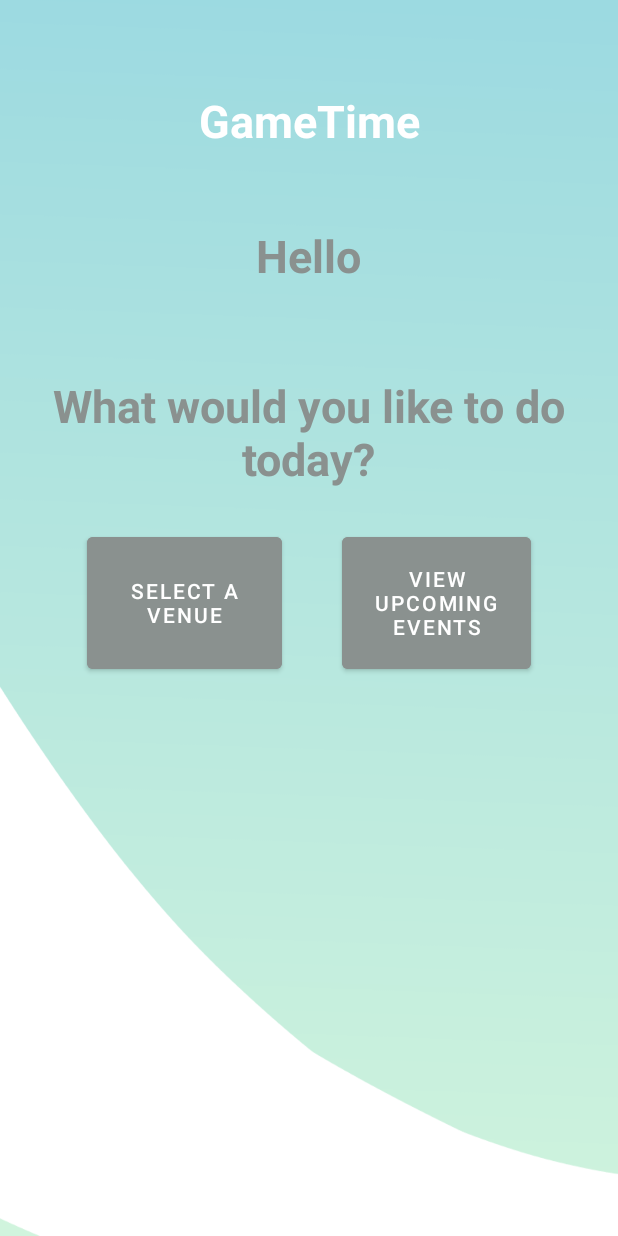
After one commit to CodeMakesMeHowell/GameTime, an Android app: the SelectionActivity screen opened directly, with no data from a screen before it, on a phone screen of 412 x 824 dp. The commit adds this screen. Run offline under Robolectric (Android 15) with nearby library versions, the phone set to English and light mode, and no system bars.

Commit message:
Added selection activity and variables for user's name and username

```diff
--- a/app/src/main/AndroidManifest.xml
+++ b/app/src/main/AndroidManifest.xml
@@ -14,9 +14,11 @@
         android:theme="@style/Theme.GameTime"
         tools:targetApi="31">
         <activity
+            android:name=".SelectionActivity"
+            android:exported="false" />
+        <activity
             android:name=".SignUpActivity"
-            android:exported="false" >
-        </activity>
+            android:exported="false" />
         <activity
             android:name=".MainActivity"
             android:exported="true">
--- a/app/src/main/java/com/example/gametime/MainActivity.java
+++ b/app/src/main/java/com/example/gametime/MainActivity.java
@@ -5,6 +5,7 @@ import androidx.appcompat.app.AppCompatActivity;
 
 import android.content.Intent;
 import android.os.Bundle;
+import android.os.Parcelable;
 import android.text.TextUtils;
 import android.util.Log;
 import android.view.View;
@@ -12,6 +13,8 @@ import android.widget.Button;
 import android.widget.TextView;
 import android.widget.Toast;
 
+import com.example.gametime.model.Event;
+import com.example.gametime.model.User;
 import com.google.android.material.button.MaterialButton;
 import com.google.firebase.database.DataSnapshot;
 import com.google.firebase.database.DatabaseError;
@@ -19,9 +22,14 @@ import com.google.firebase.database.DatabaseReference;
 import com.google.firebase.database.FirebaseDatabase;
 import com.google.firebase.database.ValueEventListener;
 
+import java.util.ArrayList;
+
 public class MainActivity extends AppCompatActivity {
 
     DatabaseReference ref = FirebaseDatabase.getInstance().getReferenceFromUrl("https://gametime-4360d-default-rtdb.firebaseio.com/");
+    protected static String usernameTxt;
+    protected static String nameTxt;
+
     @Override
     protected void onCreate(Bundle savedInstanceState) {
         super.onCreate(savedInstanceState);
@@ -48,8 +56,8 @@ public class MainActivity extends AppCompatActivity {
         loginBtn.setOnClickListener(new View.OnClickListener() {
             @Override
             public void onClick(View v) {
-                String usernameTxt = username.getText().toString();
                 String passwordTxt = password.getText().toString();
+                usernameTxt = username.getText().toString();
 
                 //checks if username is empty
                 if (TextUtils.isEmpty(usernameTxt)){
@@ -74,7 +82,12 @@ public class MainActivity extends AppCompatActivity {
                                 String getPassword = dataSnapshot.child("customer").child(usernameTxt).child("password").getValue(String.class);
 
                                 if(getPassword.equals(passwordTxt)){
-                                    Toast.makeText(MainActivity.this, "Login Successful", Toast.LENGTH_SHORT).show();
+                                    nameTxt =  dataSnapshot.child("customer").child(usernameTxt).child("name").getValue(String.class);
+
+                                    Intent intent = new Intent(MainActivity.this, SelectionActivity.class);
+                                    startActivity(intent);
+                                    finish();
+
                                 } else  {
                                     Toast.makeText(MainActivity.this, "Wrong Password", Toast.LENGTH_SHORT).show();
                                 }
@@ -83,7 +96,11 @@ public class MainActivity extends AppCompatActivity {
                                 String getPassword = dataSnapshot.child("admin").child(usernameTxt).child("password").getValue(String.class);
 
                                 if(getPassword.equals(passwordTxt)){
-                                    Toast.makeText(MainActivity.this, "Logged in as Admin", Toast.LENGTH_SHORT).show();
+                                    nameTxt =  dataSnapshot.child("admin").child(usernameTxt).child("name").getValue(String.class);
+
+                                    Intent intent = new Intent(MainActivity.this, SelectionActivity.class);
+                                    startActivity(intent);
+                                    finish();
                                 } else  {
                                     Toast.makeText(MainActivity.this, "Wrong Password", Toast.LENGTH_SHORT).show();
                                 }
@@ -92,6 +109,7 @@ public class MainActivity extends AppCompatActivity {
                               }
                         }
 
+                        //static user
                         @Override
                         public void onCancelled(@NonNull DatabaseError databaseError) {
 
--- /dev/null
+++ b/app/src/main/java/com/example/gametime/SelectionActivity.java
@@ -0,0 +1,17 @@
+package com.example.gametime;
+
+import androidx.appcompat.app.AppCompatActivity;
+
+import android.os.Bundle;
+import android.widget.TextView;
+
+public class SelectionActivity extends AppCompatActivity {
+    @Override
+    protected void onCreate(Bundle savedInstanceState) {
+        super.onCreate(savedInstanceState);
+        setContentView(R.layout.activity_selection);
+
+        TextView displayName = (TextView) findViewById(R.id.nameOfUser);
+        displayName.setText(MainActivity.nameTxt);
+    }
+}
--- /dev/null
+++ b/app/src/main/res/layout/activity_selection.xml
@@ -0,0 +1,90 @@
+<?xml version="1.0" encoding="utf-8"?>
+<RelativeLayout xmlns:android="http://schemas.android.com/apk/res/android"
+    xmlns:tools="http://schemas.android.com/tools"
+    android:layout_width="match_parent"
+    android:layout_height="match_parent"
+    android:background="@drawable/background"
+    tools:context=".MainActivity">
+    <TextView
+        android:layout_width="match_parent"
+        android:layout_height="wrap_content"
+        android:text="@string/app_name"
+        android:id="@+id/welcome"
+        android:textColor="@color/white"
+        android:textSize="30sp"
+        android:textStyle="bold"
+        android:layout_marginTop="60dp"
+        android:layout_marginStart="50dp"
+        android:layout_marginEnd="50dp"
+        android:layout_marginBottom="70dp"
+        android:gravity="center"/>
+
+    <TextView
+        android:id="@+id/helloTxt"
+        android:layout_width="wrap_content"
+        android:layout_height="wrap_content"
+        android:layout_marginStart="60dp"
+        android:layout_marginTop="150dp"
+        android:gravity="center"
+        android:layout_centerHorizontal="true"
+        android:text="Hello"
+        android:textColor="#8A918F"
+        android:textSize="30sp"
+        android:textStyle="bold" />
+
+    <TextView
+        android:id="@+id/nameOfUser"
+        android:layout_width="wrap_content"
+        android:layout_height="wrap_content"
+        android:layout_marginStart="60dp"
+        android:layout_centerHorizontal="true"
+        android:layout_marginTop="180dp"
+        android:gravity="center"
+        android:text="User"
+        android:textColor="#8A918F"
+        android:textSize="30sp"
+        android:textStyle="bold" />
+
+    <TextView
+        android:id="@+id/selectionTxt"
+        android:layout_width="match_parent"
+        android:layout_height="wrap_content"
+        android:layout_centerHorizontal="true"
+        android:layout_marginStart="30dp"
+        android:layout_marginTop="250dp"
+        android:gravity="center"
+        android:text="What would you like to do today?"
+        android:textColor="#8A918F"
+        android:textSize="30sp"
+        android:textStyle="bold" />
+
+    <Button
+        android:id="@+id/venueButton"
+        android:layout_width="130dp"
+        android:layout_height="100dp"
+        android:layout_alignParentStart="true"
+        android:layout_alignParentTop="true"
+        android:layout_centerVertical="true"
+        android:layout_marginStart="58dp"
+        android:layout_marginTop="352dp"
+        android:backgroundTint="#8A918F"
+        android:text="@string/select_a_venue" />
+
+    <Button
+        android:id="@+id/upcomingEventsButton"
+        android:layout_width="130dp"
+        android:layout_height="100dp"
+        android:layout_below="@id/selectionTxt"
+        android:layout_alignTop="@+id/venueButton"
+        android:layout_alignBottom="@+id/venueButton"
+        android:layout_alignParentEnd="true"
+        android:layout_centerVertical="true"
+        android:layout_marginStart="40dp"
+        android:layout_marginTop="0dp"
+        android:layout_marginEnd="58dp"
+        android:layout_marginBottom="0dp"
+        android:layout_toEndOf="@+id/venueButton"
+        android:backgroundTint="#8A918F"
+        android:text="View upcoming events" />
+
+</RelativeLayout>
--- a/app/src/main/res/values/strings.xml
+++ b/app/src/main/res/values/strings.xml
@@ -11,6 +11,7 @@
     <string name="signInPrompt">Already have an account?</string>
     <string name="signUpPrompt">Don\'t have an account?</string>
     <string name="signUplbl">Sign Up</string>
+    <string name="select_a_venue">Select a venue</string>
 
     <string-array name="UserTypes">
         <item>Customer</item>
```
